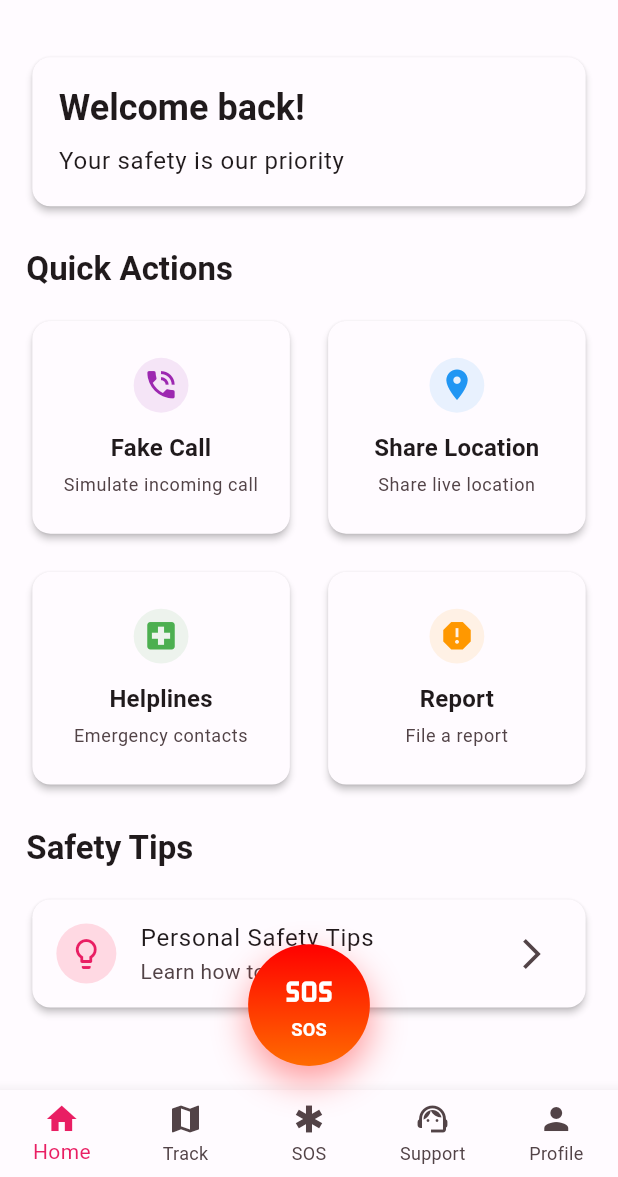
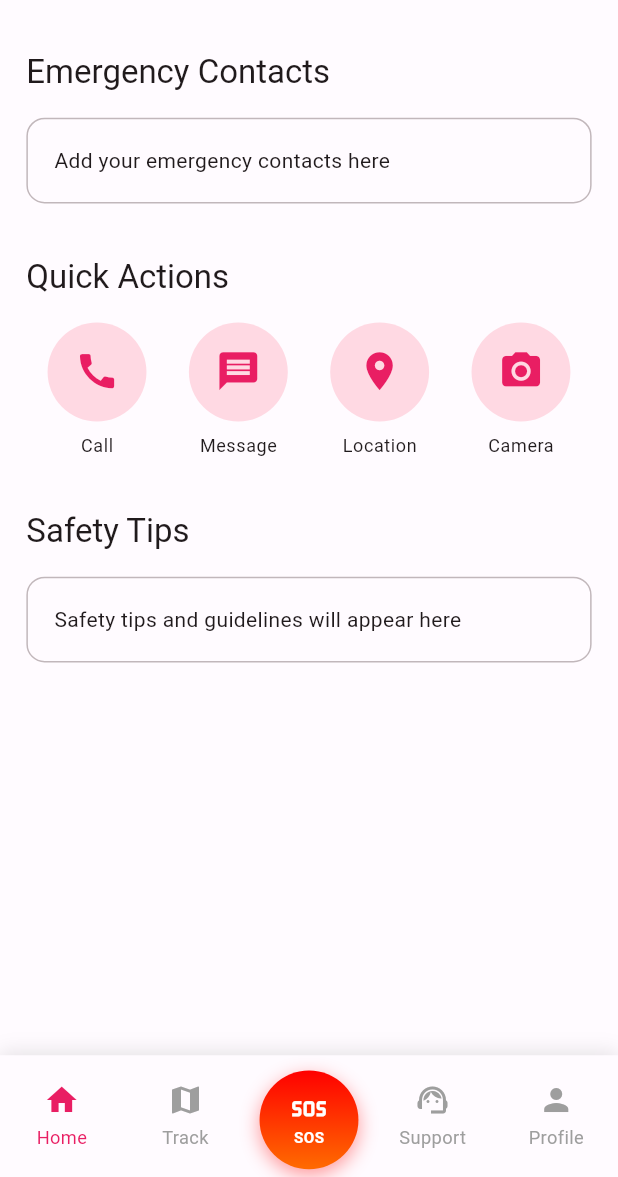
Before and after one commit to HarshasriM/everest_hackathon, a Flutter app: the HomeScreen screen opened by its route, on a phone screen of 412 x 824 dp, the part 59-1236 px from its top. Run offline on Flutter 3.47's test engine with Material 3 defaults, Android fonts, the phone set to English and light mode, and no system bars; our stand-ins replace bloc, dio, flutter_bloc, flutter_screenutil, freezed_annotation, get_it and 2 more; accounts and stored records are empty.

Commit message:
bottom navigation bar fixed

```diff
--- a/lib/features/home/presentation/home_screen.dart
+++ b/lib/features/home/presentation/home_screen.dart
@@ -13,15 +13,23 @@ class HomeScreen extends StatefulWidget {
   State<HomeScreen> createState() => _HomeScreenState();
 }
 
+// Bottom navigation item model
+class _NavItem {
+  final IconData icon;
+  final String label;
+
+  _NavItem({required this.icon, required this.label});
+}
+
 class _HomeScreenState extends State<HomeScreen> {
   int _selectedIndex = 0;
 
-  final List<_BottomNavItem> _navItems = [
-    _BottomNavItem(icon: Icons.home, label: 'Home'),
-    _BottomNavItem(icon: Icons.map, label: 'Track'),
-    _BottomNavItem(icon: Icons.emergency, label: 'SOS'),
-    _BottomNavItem(icon: Icons.support_agent, label: 'Support'),
-    _BottomNavItem(icon: Icons.person, label: 'Profile'),
+  // Navigation items (without SOS which will be in the middle)
+  final List<_NavItem> _navItems = [
+    _NavItem(icon: Icons.home, label: 'Home'),
+    _NavItem(icon: Icons.map, label: 'Track'),
+    _NavItem(icon: Icons.support_agent, label: 'Support'),
+    _NavItem(icon: Icons.person, label: 'Profile'),
   ];
 
   @override
@@ -37,31 +45,131 @@ class _HomeScreenState extends State<HomeScreen> {
           _buildProfileContent(),
         ],
       ),
-      bottomNavigationBar: BottomNavigationBar(
-        currentIndex: _selectedIndex,
-        onTap: (index) {
-          if (index == 2) {
-            // Navigate to SOS screen
-            context.push(AppRoutes.sos);
-          } else if (index == 4) {
-            // Navigate to Profile screen
-            context.push(AppRoutes.profile);
-          } else {
-            setState(() => _selectedIndex = index);
-          }
-        },
-        items: _navItems.map((item) {
-          return BottomNavigationBarItem(
-            icon: Icon(item.icon),
-            label: item.label,
-          );
-        }).toList(),
-      ),
-      floatingActionButton: _buildSosButton(),
-      floatingActionButtonLocation: FloatingActionButtonLocation.centerFloat,
+      bottomNavigationBar: _buildCustomBottomNavBar(),
     );
   }
 
+  Widget _buildCustomBottomNavBar() {
+    return Container(
+      height: 80.h,
+      decoration: BoxDecoration(
+        color: Theme.of(context).scaffoldBackgroundColor,
+        boxShadow: [
+          BoxShadow(
+            color: Colors.black.withOpacity(0.1),
+            blurRadius: 10,
+            offset: const Offset(0, -2),
+          ),
+        ],
+      ),
+      child: Row(
+        mainAxisAlignment: MainAxisAlignment.spaceAround,
+        children: [
+          // First two items
+          _buildNavItem(0, 0),
+          _buildNavItem(1, 1),
+
+          // SOS button in the middle
+          _buildNavSosButton(),
+
+          // Last two items (index 2 and 3 in navItems, but 3 and 4 in screen stack)
+          _buildNavItem(2, 3),
+          _buildNavItem(3, 4),
+        ],
+      ),
+    );
+  }
+
+  // Build individual nav item
+  Widget _buildNavItem(int navIndex, int screenIndex) {
+    return InkWell(
+      onTap: () {
+        if (screenIndex == 4) { // Profile
+          context.push(AppRoutes.profile);
+        } else {
+          setState(() => _selectedIndex = screenIndex);
+        }
+      },
+      child: SizedBox(
+        width: 70.w,
+        height: 70.h,
+        child: Column(
+          mainAxisAlignment: MainAxisAlignment.center,
+          children: [
+            Icon(
+              _navItems[navIndex].icon,
+              color: _selectedIndex == screenIndex
+                  ? Theme.of(context).primaryColor
+                  : Colors.grey,
+            ),
+            SizedBox(height: 4.h),
+            Text(
+              _navItems[navIndex].label,
+              style: TextStyle(
+                fontSize: 12.sp,
+                color: _selectedIndex == screenIndex
+                    ? Theme.of(context).primaryColor
+                    : Colors.grey,
+              ),
+            ),
+          ],
+        ),
+      ),
+    );
+  }
+
+  // Build SOS button for the nav bar
+  Widget _buildNavSosButton() {
+    return SizedBox(
+      width: 70.w,
+      height: 70.h,
+      child: Stack(
+        alignment: Alignment.topCenter,
+        children: [
+          Container(
+            width: 60.w,
+            height: 60.w,
+            margin: EdgeInsets.only(top: 5.h),
+            decoration: BoxDecoration(
+              shape: BoxShape.circle,
+              gradient: AppColorScheme.emergencyGradient,
+              boxShadow: [
+                BoxShadow(
+                  color: AppColorScheme.sosRedColor.withOpacity(0.4),
+                  blurRadius: 10,
+                  offset: const Offset(0, 4),
+                ),
+              ],
+            ),
+            child: InkWell(
+              onTap: () => context.push(AppRoutes.sos),
+              borderRadius: BorderRadius.circular(30.r),
+              child: Column(
+                mainAxisAlignment: MainAxisAlignment.center,
+                children: [
+                  Icon(
+                    Icons.sos,
+                    size: 24.sp,
+                    color: Colors.white,
+                  ),
+                  Text(
+                    'SOS',
+                    style: TextStyle(
+                      color: Colors.white,
+                      fontWeight: FontWeight.bold,
+                      fontSize: 10.sp,
+                    ),
+                  ),
+                ],
+              ),
+            ),
+          ),
+        ],
+      ),
+    );
+  }
+
+  // Content for each tab
   Widget _buildHomeContent() {
     return SafeArea(
       child: CustomScrollView(
@@ -78,113 +186,95 @@ class _HomeScreenState extends State<HomeScreen> {
             ],
           ),
 
-          // Content
-          SliverPadding(
+          // Emergency Contacts Section
+          SliverToBoxAdapter(
+            child: Padding(
               padding: EdgeInsets.all(AppConstants.defaultPadding.w),
-            sliver: SliverList(
-              delegate: SliverChildListDelegate([
-                // Welcome Card
-                Card(
-                  child: Padding(
-                    padding: EdgeInsets.all(16.w),
               child: Column(
                 crossAxisAlignment: CrossAxisAlignment.start,
                 children: [
                   Text(
-                          'Welcome back!',
-                          style: Theme.of(context).textTheme.headlineSmall?.copyWith(
-                            fontWeight: FontWeight.bold,
+                    'Emergency Contacts',
+                    style: Theme.of(context).textTheme.titleLarge,
+                  ),
+                  SizedBox(height: 16.h),
+                  // Emergency contacts cards would go here
+                  Container(
+                    width: double.infinity,
+                    padding: EdgeInsets.all(16.w),
+                    decoration: BoxDecoration(
+                      color: Theme.of(context).colorScheme.surface,
+                      borderRadius: BorderRadius.circular(12.r),
+                      border: Border.all(
+                        color: Theme.of(context).colorScheme.outline.withOpacity(0.5),
                       ),
                     ),
-                        SizedBox(height: 8.h),
-                        Text(
-                          'Your safety is our priority',
-                          style: Theme.of(context).textTheme.bodyLarge,
+                    child: Text(
+                      'Add your emergency contacts here',
+                      style: Theme.of(context).textTheme.bodyMedium,
+                    ),
                   ),
                 ],
               ),
             ),
           ),
 
-                SizedBox(height: 24.h),
-
-                // Quick Actions
+          // Quick Actions Section
+          SliverToBoxAdapter(
+            child: Padding(
+              padding: EdgeInsets.all(AppConstants.defaultPadding.w),
+              child: Column(
+                crossAxisAlignment: CrossAxisAlignment.start,
+                children: [
                   Text(
                     'Quick Actions',
-                  style: Theme.of(context).textTheme.titleLarge?.copyWith(
-                    fontWeight: FontWeight.bold,
-                  ),
+                    style: Theme.of(context).textTheme.titleLarge,
                   ),
                   SizedBox(height: 16.h),
-
-                GridView.count(
-                  shrinkWrap: true,
-                  physics: const NeverScrollableScrollPhysics(),
-                  crossAxisCount: 2,
-                  mainAxisSpacing: 16.w,
-                  crossAxisSpacing: 16.w,
-                  childAspectRatio: 1.2,
+                  Row(
+                    mainAxisAlignment: MainAxisAlignment.spaceAround,
                     children: [
-                    _buildFeatureCard(
-                      icon: Icons.phone_in_talk,
-                      title: 'Fake Call',
-                      subtitle: 'Simulate incoming call',
-                      color: Colors.purple,
-                      onTap: () {},
-                    ),
-                    _buildFeatureCard(
-                      icon: Icons.location_on,
-                      title: 'Share Location',
-                      subtitle: 'Share live location',
-                      color: Colors.blue,
-                      onTap: () {},
-                    ),
-                    _buildFeatureCard(
-                      icon: Icons.local_hospital,
-                      title: 'Helplines',
-                      subtitle: 'Emergency contacts',
-                      color: Colors.green,
-                      onTap: () {},
-                    ),
-                    _buildFeatureCard(
-                      icon: Icons.report,
-                      title: 'Report',
-                      subtitle: 'File a report',
-                      color: Colors.orange,
-                      onTap: () {},
+                      _buildQuickActionItem(Icons.call, 'Call'),
+                      _buildQuickActionItem(Icons.message, 'Message'),
+                      _buildQuickActionItem(Icons.location_on, 'Location'),
+                      _buildQuickActionItem(Icons.camera_alt, 'Camera'),
+                    ],
                   ),
                 ],
               ),
-
-                SizedBox(height: 24.h),
-
-                // Safety Tips
-                Text(
-                  'Safety Tips',
-                  style: Theme.of(context).textTheme.titleLarge?.copyWith(
-                    fontWeight: FontWeight.bold,
-                  ),
-                ),
-                SizedBox(height: 16.h),
-
-                Card(
-                  child: ListTile(
-                    leading: CircleAvatar(
-                      backgroundColor: Theme.of(context).colorScheme.primaryContainer,
-                      child: Icon(
-                        Icons.lightbulb_outline,
-                        color: Theme.of(context).colorScheme.primary,
-                      ),
-                    ),
-                    title: const Text('Personal Safety Tips'),
-                    subtitle: const Text('Learn how to stay safe'),
-                    trailing: const Icon(Icons.arrow_forward_ios),
-                    onTap: () {},
             ),
           ),
 
-                SizedBox(height: 100.h), // Space for FAB
-              ]),
+          // Safety Tips Section
+          SliverToBoxAdapter(
+            child: Padding(
+              padding: EdgeInsets.all(AppConstants.defaultPadding.w),
+              child: Column(
+                crossAxisAlignment: CrossAxisAlignment.start,
+                children: [
+                  Text(
+                    'Safety Tips',
+                    style: Theme.of(context).textTheme.titleLarge,
+                  ),
+                  SizedBox(height: 16.h),
+                  // Safety tips cards would go here
+                  Container(
+                    width: double.infinity,
+                    padding: EdgeInsets.all(16.w),
+                    decoration: BoxDecoration(
+                      color: Theme.of(context).colorScheme.surface,
+                      borderRadius: BorderRadius.circular(12.r),
+                      border: Border.all(
+                        color: Theme.of(context).colorScheme.outline.withOpacity(0.5),
+                      ),
+                    ),
+                    child: Text(
+                      'Safety tips and guidelines will appear here',
+                      style: Theme.of(context).textTheme.bodyMedium,
+                    ),
+                  ),
+                ],
+              ),
             ),
           ),
         ],
@@ -192,127 +282,45 @@ class _HomeScreenState extends State<HomeScreen> {
     );
   }
 
-  Widget _buildTrackContent() {
-    return const Center(
-      child: Text('Track Me Feature - Coming Soon'),
-    );
-  }
-
-  Widget _buildSosContent() {
-    return const Center(
-      child: Text('SOS Screen'),
-    );
-  }
-
-  Widget _buildSupportContent() {
-    return const Center(
-      child: Text('Support & AI Assistant - Coming Soon'),
-    );
-  }
-
-  Widget _buildProfileContent() {
-    return const Center(
-      child: Text('Profile Screen'),
-    );
-  }
-
-  Widget _buildFeatureCard({
-    required IconData icon,
-    required String title,
-    required String subtitle,
-    required Color color,
-    required VoidCallback onTap,
-  }) {
-    return Card(
-      child: InkWell(
-        onTap: onTap,
-        borderRadius: BorderRadius.circular(12.r),
-        child: Padding(
-          padding: EdgeInsets.all(16.w),
-          child: Column(
-            mainAxisAlignment: MainAxisAlignment.center,
+  Widget _buildQuickActionItem(IconData icon, String label) {
+    return Column(
       children: [
         Container(
-                width: 36.w,
-                height: 36.h,
+          width: 60.w,
+          height: 60.w,
           decoration: BoxDecoration(
-                  color: color.withOpacity(0.1),
+            color: Theme.of(context).colorScheme.primaryContainer,
             shape: BoxShape.circle,
           ),
           child: Icon(
             icon,
-                  color: color,
-                  size: 24.sp,
+            color: Theme.of(context).colorScheme.primary,
+            size: 30.sp,
           ),
         ),
-              SizedBox(height: 12.h),
+        SizedBox(height: 8.h),
         Text(
-                title,
-                style: Theme.of(context).textTheme.titleMedium?.copyWith(
-                  fontWeight: FontWeight.w600,
-                ),
-                textAlign: TextAlign.center,
-              ),
-              SizedBox(height: 4.h),
-              Text(
-                subtitle,
-                style: Theme.of(context).textTheme.bodySmall?.copyWith(
-                  color: Theme.of(context).colorScheme.onSurfaceVariant,
-                ),
-                textAlign: TextAlign.center,
+          label,
+          style: Theme.of(context).textTheme.bodySmall,
         ),
       ],
-          ),
-        ),
-      ),
     );
   }
 
-  Widget _buildSosButton() {
-    return Container(
-      width: 80.w,
-      height: 80.h,
-      decoration: BoxDecoration(
-        shape: BoxShape.circle,
-        gradient: AppColorScheme.emergencyGradient,
-        boxShadow: [
-          BoxShadow(
-            color: AppColorScheme.sosRedColor.withOpacity(0.4),
-            blurRadius: 20,
-            offset: const Offset(0, 10),
-          ),
-        ],
-      ),
-      child: FloatingActionButton(
-        onPressed: () => context.push(AppRoutes.sos),
-        backgroundColor: Colors.transparent,
-        elevation: 0,
-        child: Column(
-          mainAxisAlignment: MainAxisAlignment.center,
-          children: [
-            Icon(
-              Icons.sos,
-              size: 32.sp,
-              color: Colors.white,
-            ),
-            Text(
-              'SOS',
-              style: TextStyle(
-                color: Colors.white,
-                fontSize: 12.sp,
-                fontWeight: FontWeight.bold,
-              ),
-            ),
-          ],
-        ),
-      ),
-    );
+  // Placeholder content for other tabs
+  Widget _buildTrackContent() {
+    return const Center(child: Text('Track Content'));
+  }
+
+  Widget _buildSosContent() {
+    return const Center(child: Text('SOS Content'));
+  }
+
+  Widget _buildSupportContent() {
+    return const Center(child: Text('Support Content'));
+  }
+
+  Widget _buildProfileContent() {
+    return const Center(child: Text('Profile Content'));
   }
 }
-
-class _BottomNavItem {
-  final IconData icon;
-  final String label;
-
-  _BottomNavItem({required this.icon, required this.label});
-}
```
Lines whose indentation alone changed are shown as unchanged.
